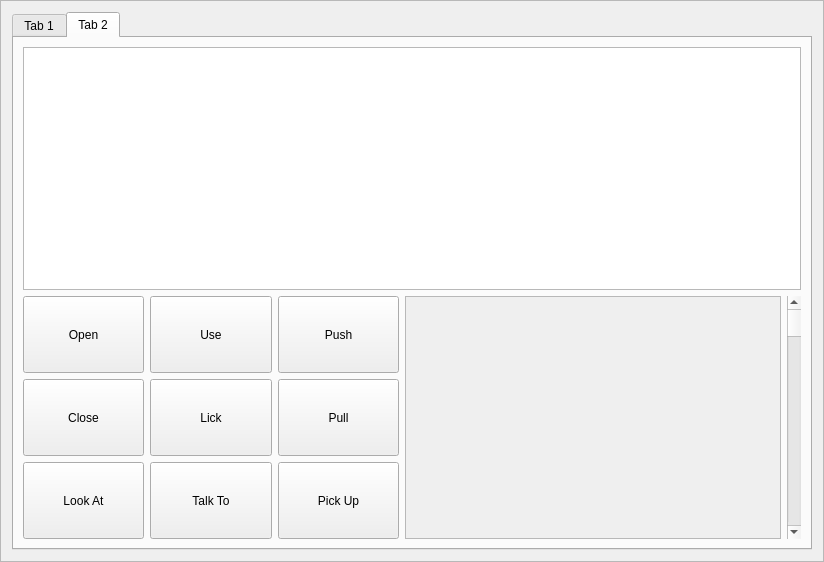
This is Adventure_Game/cliframe.ui in david159ryan/Adventure_Game as Qt 5 draws it before an edit. The edited form follows.
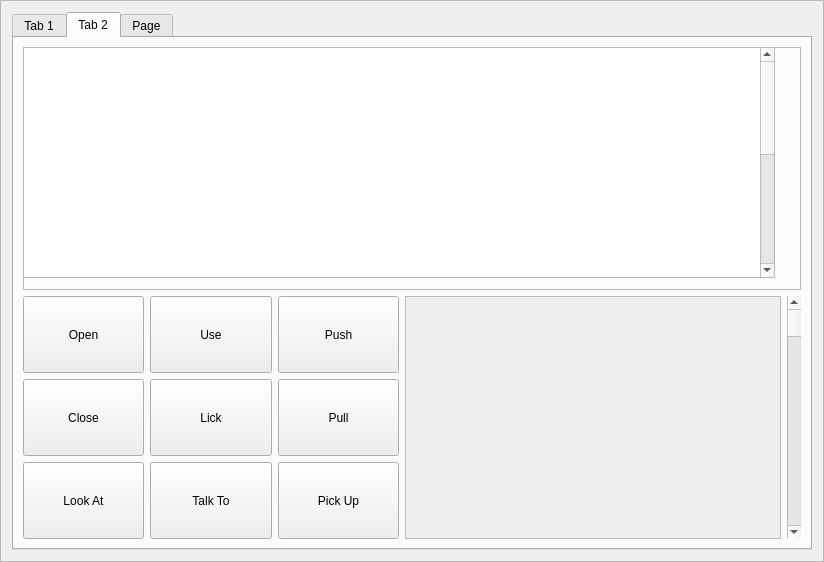
This is the edited form. The open tabs and pages were chosen to show the change.

Patch:
```diff
--- a/Adventure_Game/cliframe.ui
+++ b/Adventure_Game/cliframe.ui
@@ -882,13 +882,52 @@
       </attribute>
       <layout class="QVBoxLayout" name="verticalLayout_2">
        <item>
-        <widget class="QGraphicsView" name="graphicsView">
+        <widget class="QFrame" name="frame">
          <property name="sizePolicy">
-          <sizepolicy hsizetype="Expanding" vsizetype="Expanding">
+          <sizepolicy hsizetype="Preferred" vsizetype="Expanding">
            <horstretch>0</horstretch>
            <verstretch>0</verstretch>
           </sizepolicy>
          </property>
+         <property name="autoFillBackground">
+          <bool>false</bool>
+         </property>
+         <property name="frameShape">
+          <enum>QFrame::StyledPanel</enum>
+         </property>
+         <property name="frameShadow">
+          <enum>QFrame::Raised</enum>
+         </property>
+         <widget class="QGraphicsView" name="MainGraphicsWindow">
+          <property name="geometry">
+           <rect>
+            <x>0</x>
+            <y>0</y>
+            <width>752</width>
+            <height>231</height>
+           </rect>
+          </property>
+          <property name="autoFillBackground">
+           <bool>false</bool>
+          </property>
+          <property name="foregroundBrush">
+           <brush brushstyle="NoBrush">
+            <color alpha="255">
+             <red>40</red>
+             <green>188</green>
+             <blue>3</blue>
+            </color>
+           </brush>
+          </property>
+          <property name="sceneRect">
+           <rectf>
+            <x>0.000000000000000</x>
+            <y>0.000000000000000</y>
+            <width>500.000000000000000</width>
+            <height>500.000000000000000</height>
+           </rectf>
+          </property>
+         </widget>
         </widget>
        </item>
        <item>
@@ -1069,6 +1108,16 @@
        </item>
       </layout>
      </widget>
+     <widget class="QWidget" name="tab">
+      <attribute name="title">
+       <string>Page</string>
+      </attribute>
+      <layout class="QHBoxLayout" name="horizontalLayout_2">
+       <item>
+        <widget class="QGraphicsView" name="graphicsView"/>
+       </item>
+      </layout>
+     </widget>
     </widget>
    </item>
   </layout>
```
Left out of the diff: 9 changed lines with no effect on the pictures.
